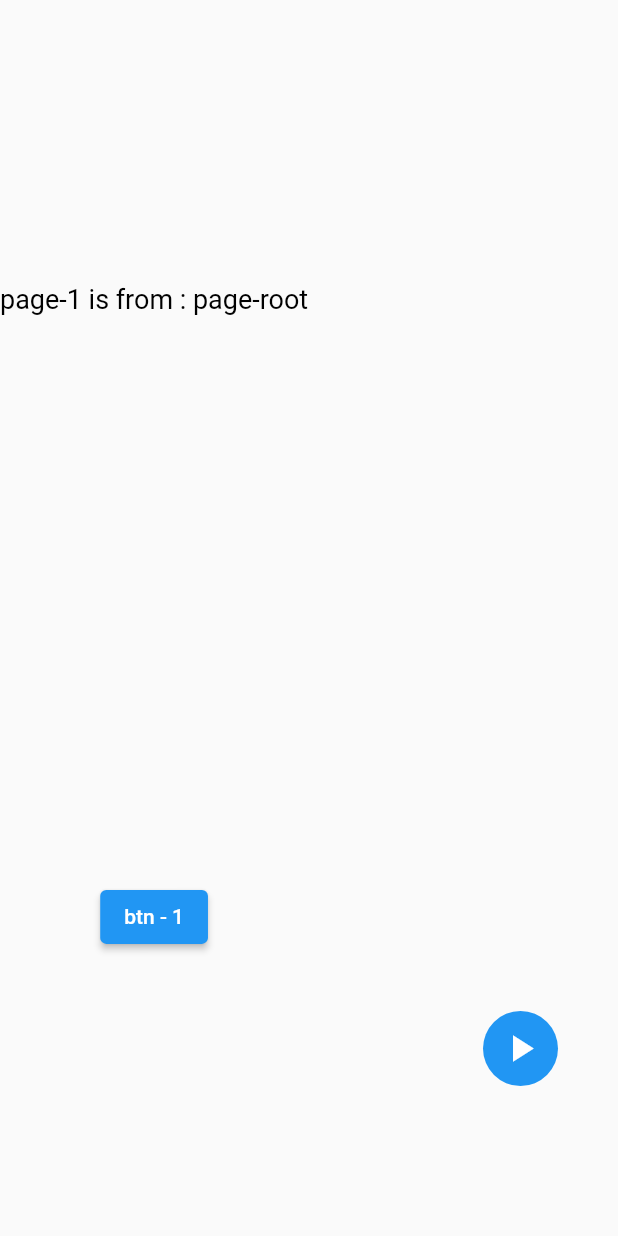
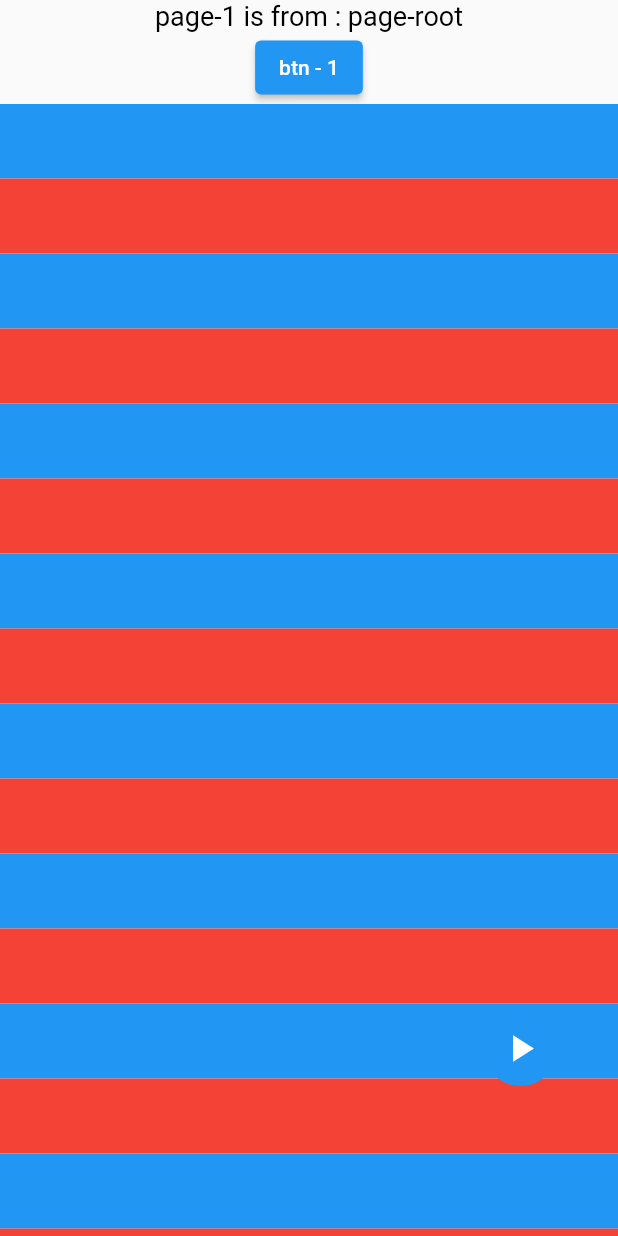
Before and after one commit to bladeofgod/behavior_recorder_of_kit, a Flutter app: the DemoPage screen opened directly, on a phone screen of 412 x 824 dp. Run offline on Flutter 3.47's test engine with Material 2 defaults, Android fonts, the phone set to English and light mode, and no system bars; missing offline and left inert: beike_aspectd, sky_engine.

Commit message:
fix: add demo page

```diff
--- a/example/lib/main.dart
+++ b/example/lib/main.dart
@@ -213,6 +213,10 @@ class DemoPageState extends State<DemoPage> {
             }, child: Text('btn - $count')),
             if(count == 3)
               const TextField(),
+            if(count == 1)
+              Expanded(child: ListView(
+                children: List.generate(30, (index) => Container(height: 50, color: index % 2 == 0 ? Colors.blue : Colors.red,)),
+              ))
           ],
         ),
       ),
```
